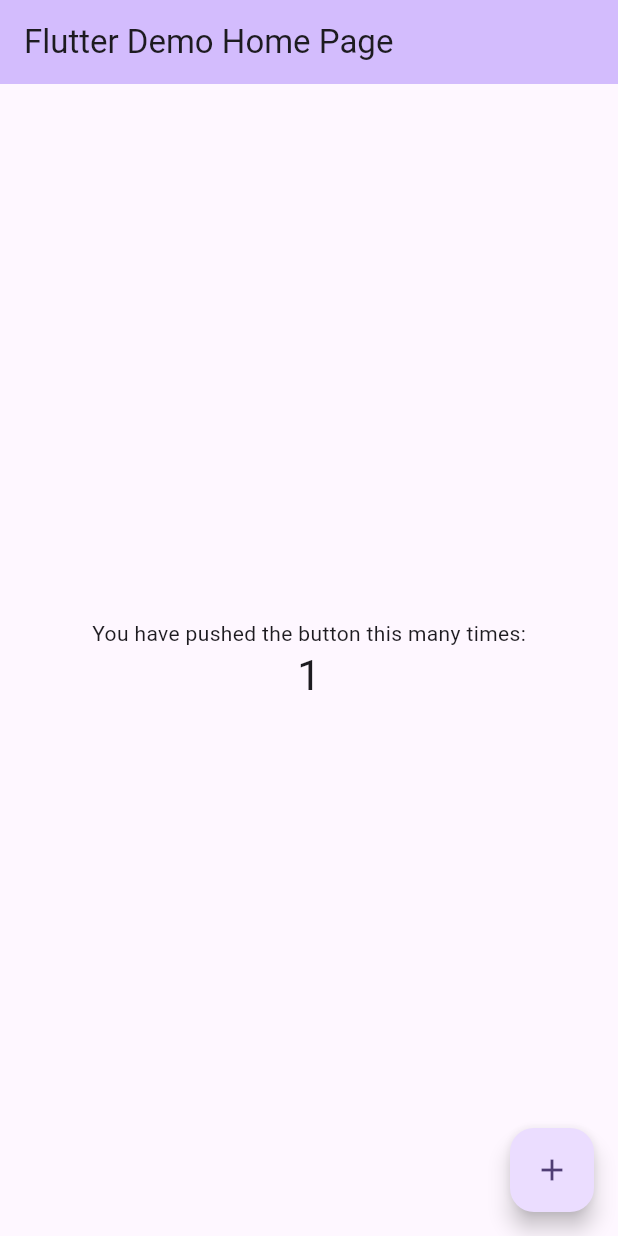
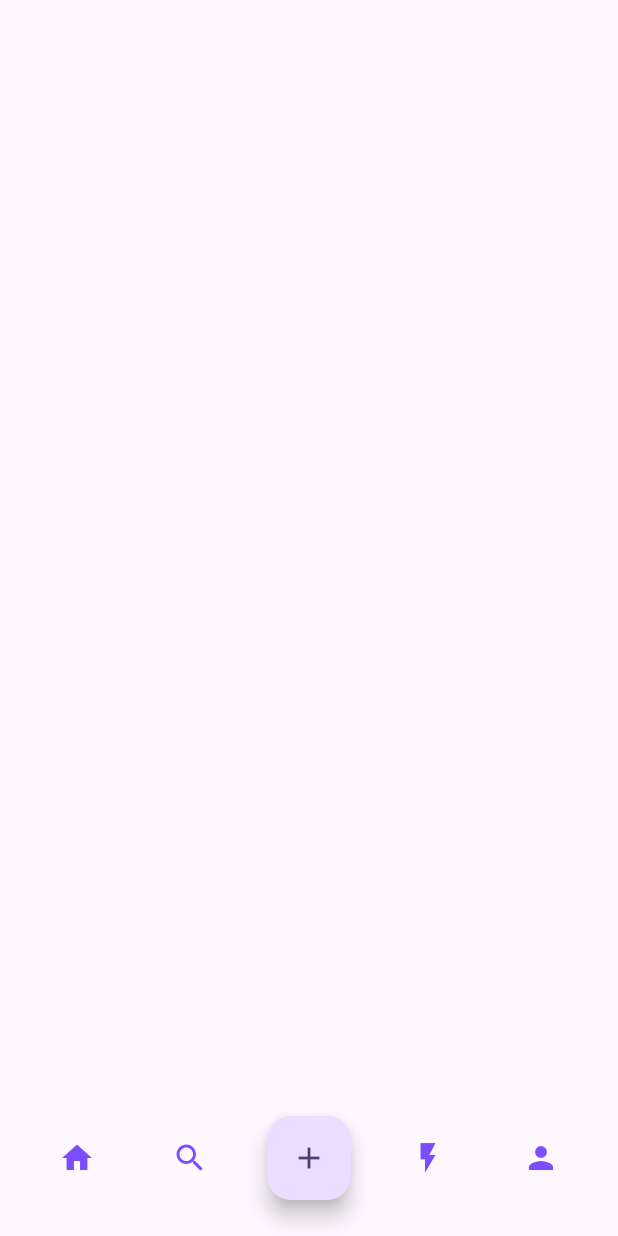
Before and after one commit to khamidjon/kyla_task, a Flutter app: the screen it shows after launch, after a tap on the "add" icon, on a phone screen of 412 x 824 dp. Run offline on Flutter 3.47's test engine with Material 2 defaults, Android fonts, the phone set to English and light mode, and no system bars.

Commit message:
- added 2 state widgets

```diff
--- a/lib/main.dart
+++ b/lib/main.dart
@@ -7,27 +7,11 @@ void main() {
 class MyApp extends StatelessWidget {
   const MyApp({super.key});
 
-  // This widget is the root of your application.
   @override
   Widget build(BuildContext context) {
     return MaterialApp(
       title: 'Flutter Demo',
       theme: ThemeData(
-        // This is the theme of your application.
-        //
-        // TRY THIS: Try running your application with "flutter run". You'll see
-        // the application has a blue toolbar. Then, without quitting the app,
-        // try changing the seedColor in the colorScheme below to Colors.green
-        // and then invoke "hot reload" (save your changes or press the "hot
-        // reload" button in a Flutter-supported IDE, or press "r" if you used
-        // the command line to start the app).
-        //
-        // Notice that the counter didn't reset back to zero; the application
-        // state is not lost during the reload. To reset the state, use hot
-        // restart instead.
-        //
-        // This works for code too, not just values: Most code changes can be
-        // tested with just a hot reload.
         colorScheme: ColorScheme.fromSeed(seedColor: Colors.deepPurple),
         useMaterial3: true,
       ),
@@ -39,15 +23,6 @@ class MyApp extends StatelessWidget {
 class MyHomePage extends StatefulWidget {
   const MyHomePage({super.key, required this.title});
 
-  // This widget is the home page of your application. It is stateful, meaning
-  // that it has a State object (defined below) that contains fields that affect
-  // how it looks.
-
-  // This class is the configuration for the state. It holds the values (in this
-  // case the title) provided by the parent (in this case the App widget) and
-  // used by the build method of the State. Fields in a Widget subclass are
-  // always marked "final".
-
   final String title;
 
   @override
@@ -55,71 +30,104 @@ class MyHomePage extends StatefulWidget {
 }
 
 class _MyHomePageState extends State<MyHomePage> {
-  int _counter = 0;
-
-  void _incrementCounter() {
-    setState(() {
-      // This call to setState tells the Flutter framework that something has
-      // changed in this State, which causes it to rerun the build method below
-      // so that the display can reflect the updated values. If we changed
-      // _counter without calling setState(), then the build method would not be
-      // called again, and so nothing would appear to happen.
-      _counter++;
-    });
-  }
+  bool _isInitialState = true;
 
   @override
   Widget build(BuildContext context) {
-    // This method is rerun every time setState is called, for instance as done
-    // by the _incrementCounter method above.
-    //
-    // The Flutter framework has been optimized to make rerunning build methods
-    // fast, so that you can just rebuild anything that needs updating rather
-    // than having to individually change instances of widgets.
     return Scaffold(
-      appBar: AppBar(
-        // TRY THIS: Try changing the color here to a specific color (to
-        // Colors.amber, perhaps?) and trigger a hot reload to see the AppBar
-        // change color while the other colors stay the same.
-        backgroundColor: Theme.of(context).colorScheme.inversePrimary,
-        // Here we take the value from the MyHomePage object that was created by
-        // the App.build method, and use it to set our appbar title.
-        title: Text(widget.title),
+      body: AnimatedCrossFade(
+        duration: const Duration(seconds: 1),
+        firstChild: InitialStateWidget(
+          changeState: _changeState,
+        ),
+        secondChild: FinalStateWidget(
+          changeState: _changeState,
+        ),
+        crossFadeState:
+            _isInitialState ? CrossFadeState.showFirst : CrossFadeState.showSecond,
       ),
-      body: Center(
-        // Center is a layout widget. It takes a single child and positions it
-        // in the middle of the parent.
-        child: Column(
-          // Column is also a layout widget. It takes a list of children and
-          // arranges them vertically. By default, it sizes itself to fit its
-          // children horizontally, and tries to be as tall as its parent.
-          //
-          // Column has various properties to control how it sizes itself and
-          // how it positions its children. Here we use mainAxisAlignment to
-          // center the children vertically; the main axis here is the vertical
-          // axis because Columns are vertical (the cross axis would be
-          // horizontal).
-          //
-          // TRY THIS: Invoke "debug painting" (choose the "Toggle Debug Paint"
-          // action in the IDE, or press "p" in the console), to see the
-          // wireframe for each widget.
-          mainAxisAlignment: MainAxisAlignment.center,
-          children: <Widget>[
-            const Text(
-              'You have pushed the button this many times:',
-            ),
-            Text(
-              '$_counter',
-              style: Theme.of(context).textTheme.headlineMedium,
-            ),
-          ],
+    );
+  }
+
+  void _changeState() {
+    setState(() {
+      _isInitialState = !_isInitialState;
+    });
+  }
+}
+
+class InitialStateWidget extends StatelessWidget {
+  const InitialStateWidget({
+    required this.changeState,
+    super.key,
+  });
+
+  final VoidCallback changeState;
+
+  @override
+  Widget build(BuildContext context) {
+    return Container(
+      width: MediaQuery.of(context).size.width,
+      height: MediaQuery.of(context).size.height,
+      color: Colors.blueAccent,
+      child: Center(
+        child: FloatingActionButton(
+          onPressed: changeState,
+          child: const Icon(Icons.add),
         ),
       ),
-      floatingActionButton: FloatingActionButton(
-        onPressed: _incrementCounter,
-        tooltip: 'Increment',
-        child: const Icon(Icons.add),
-      ), // This trailing comma makes auto-formatting nicer for build methods.
     );
   }
 }
+
+class FinalStateWidget extends StatelessWidget {
+  const FinalStateWidget({
+    required this.changeState,
+    super.key,
+  });
+
+  final VoidCallback changeState;
+
+  @override
+  Widget build(BuildContext context) {
+    return SizedBox(
+      width: MediaQuery.of(context).size.width,
+      height: MediaQuery.of(context).size.height,
+      child: Align(
+        alignment: Alignment.bottomCenter,
+        child: Padding(
+          padding: const EdgeInsets.only(bottom: 24.0),
+          child: Row(
+            mainAxisAlignment: MainAxisAlignment.spaceEvenly,
+            children: [
+              IconButton(
+                onPressed: () {},
+                icon: const Icon(Icons.home),
+                color: Colors.deepPurpleAccent,
+              ),
+              IconButton(
+                onPressed: () {},
+                icon: const Icon(Icons.search),
+                color: Colors.deepPurpleAccent,
+              ),
+              FloatingActionButton(
+                onPressed: changeState,
+                child: const Icon(Icons.add),
+              ),
+              IconButton(
+                onPressed: () {},
+                icon: const Icon(Icons.flash_on),
+                color: Colors.deepPurpleAccent,
+              ),
+              IconButton(
+                onPressed: () {},
+                icon: const Icon(Icons.person),
+                color: Colors.deepPurpleAccent,
+              ),
+            ],
+          ),
+        ),
+      ),
+    );
+  }
+}
```
